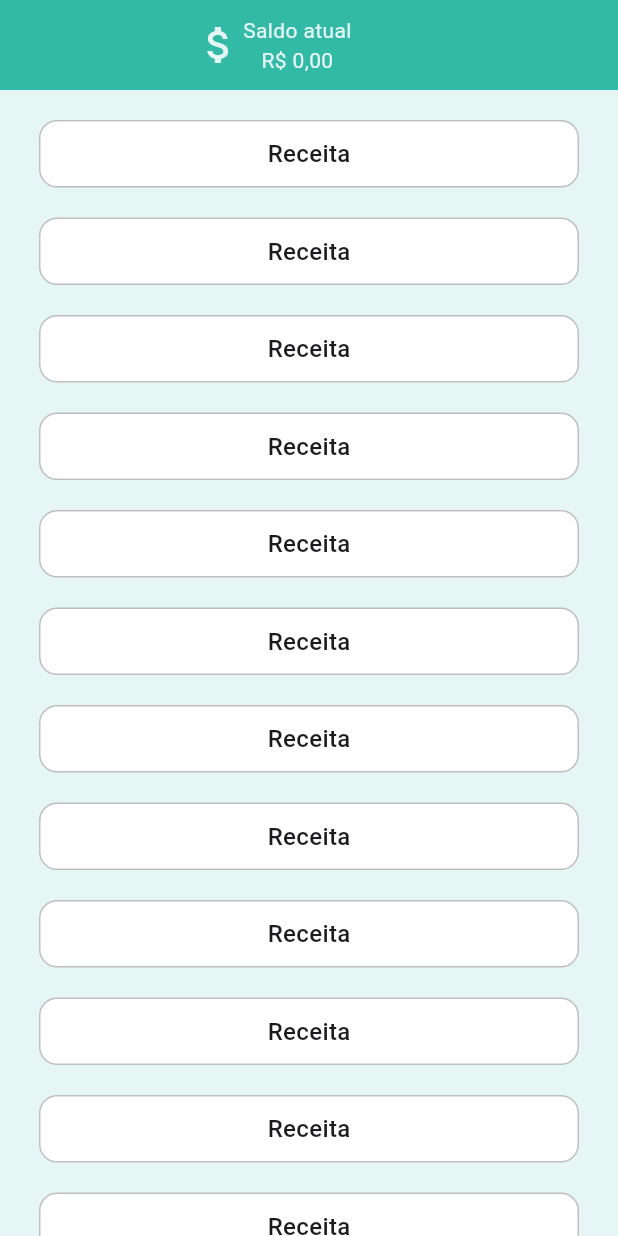
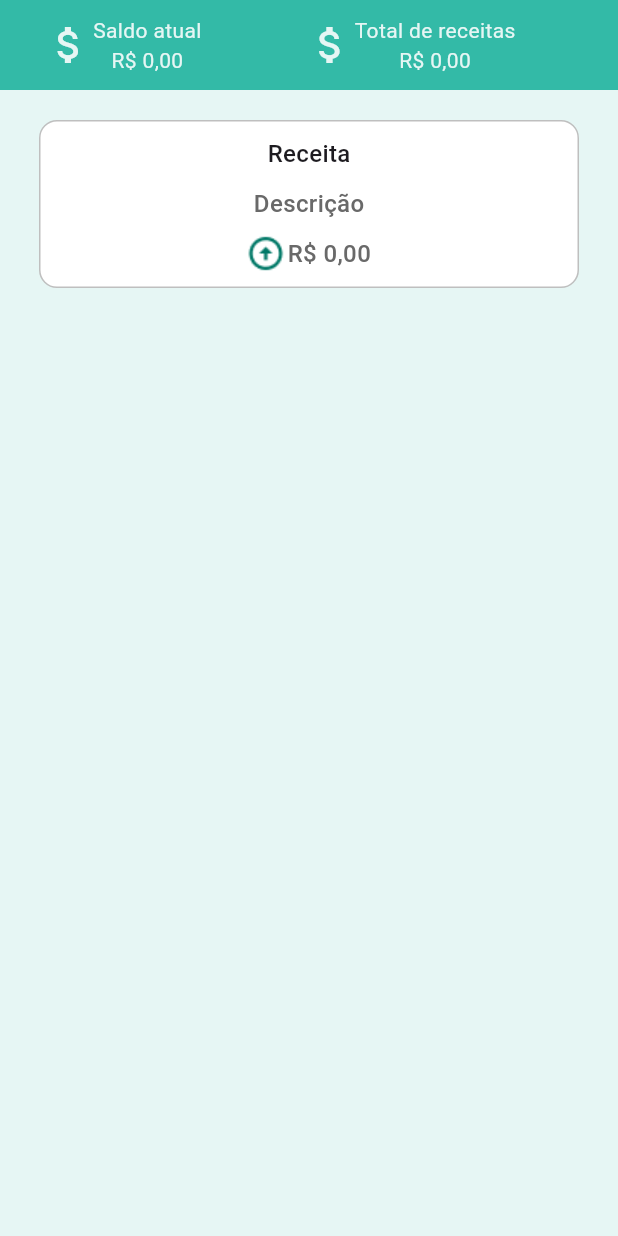
Before and after one commit to Jhyea026/Hand-finance, a Flutter app: the Transactions screen opened directly, on a phone screen of 412 x 824 dp. Run offline on Flutter 3.47's test engine with Material 3 defaults, Android fonts, the phone set to English and light mode, and no system bars; our stand-ins replace cloud_firestore, firebase_auth, firebase_core; missing offline and left inert: dart:ffi, email_validator_flutter, floating_action_bubble, validadores; accounts and stored records are empty.

Commit message:
Telas de adicionar receitas e despesas

```diff
--- a/lib/Windows/Profit.dart
+++ b/lib/Windows/Profit.dart
@@ -50,23 +50,35 @@ class _TransactionsState extends State<Transactions> {
                       padding: EdgeInsets.only(top: 60),
                       child: ListView(
                         children: [
-                          HomeCards(titulo: 'Receita', conteudo: []),
-                          HomeCards(titulo: 'Receita', conteudo: []),
-                          HomeCards(titulo: 'Receita', conteudo: []),
-                          HomeCards(titulo: 'Receita', conteudo: []),
-                          HomeCards(titulo: 'Receita', conteudo: []),
-                          HomeCards(titulo: 'Receita', conteudo: []),
-                          HomeCards(titulo: 'Receita', conteudo: []),
-                          HomeCards(titulo: 'Receita', conteudo: []),
-                          HomeCards(titulo: 'Receita', conteudo: []),
-                          HomeCards(titulo: 'Receita', conteudo: []),
-                          HomeCards(titulo: 'Receita', conteudo: []),
-                          HomeCards(titulo: 'Receita', conteudo: []),
-                          HomeCards(titulo: 'Receita', conteudo: []),
-                          HomeCards(titulo: 'Receita', conteudo: []),
-                          HomeCards(titulo: 'Receita', conteudo: []),
-                          HomeCards(titulo: 'Receita', conteudo: []),
-                          HomeCards(titulo: 'Receita', conteudo: []),
+                          HomeCards(titulo: 'Receita', conteudo: [
+                            Column(
+                              children: [
+                                SizedBox(height: 10),
+                                Text('Descrição',
+                                    style: TextStyle(
+                                        fontSize: 16,
+                                        fontWeight: FontWeight.w500,
+                                        color: Color.fromARGB(
+                                            255, 105, 105, 105))),
+                                SizedBox(height: 10),
+                                Row(
+                                  mainAxisAlignment: MainAxisAlignment.center,
+                                  children: [
+                                    Image.asset('lib/Assets/Win.png'),
+                                    SizedBox(width: 2),
+                                    Text(
+                                      'R\$ 0,00',
+                                      style: TextStyle(
+                                          fontSize: 16,
+                                          fontWeight: FontWeight.w500,
+                                          color: Color.fromARGB(
+                                              255, 105, 105, 105)),
+                                    )
+                                  ],
+                                )
+                              ],
+                            )
+                          ]),
                           SizedBox(
                             height: 20,
                           )
@@ -82,7 +94,7 @@ class _TransactionsState extends State<Transactions> {
                   child: Row(
                     children: [
                       SizedBox(
-                        width: 130,
+                        width: 30,
                       ),
                       Icon(
                         Icons.attach_money,
@@ -97,9 +109,26 @@ class _TransactionsState extends State<Transactions> {
                             style: TextStyle(color: Cor.Primary50),
                           ),
                           Text("R\$ 0,00",
-                              style: TextStyle(color: Cor.Primary50))
+                              style: TextStyle(color: Cor.Primary50)),
                         ],
-                      )
+                      ),
+                      SizedBox(width: 70),
+                      Icon(
+                        Icons.attach_money,
+                        size: 32,
+                        color: Cor.Primary50,
+                      ),
+                      Column(
+                        mainAxisAlignment: MainAxisAlignment.center,
+                        children: [
+                          Text(
+                            'Total de receitas',
+                            style: TextStyle(color: Cor.Primary50),
+                          ),
+                          Text("R\$ 0,00",
+                              style: TextStyle(color: Cor.Primary50)),
+                        ],
+                      ),
                     ],
                   ),
                 ),
```
Also changed, not shown: lib/Widgets/floatbutton.dart (+15 -6 lines), lib/Windows/Loss.dart (+48 -19 lines), lib/Windows/addProfit.dart (added, +239 -0 lines), lib/main.dart (+2 -9 lines).
